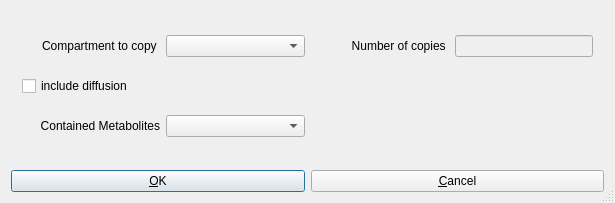
Above: copasi/UI/CQExpandModelData.ui from copasi/COPASI before the change. Below: the same form after it.
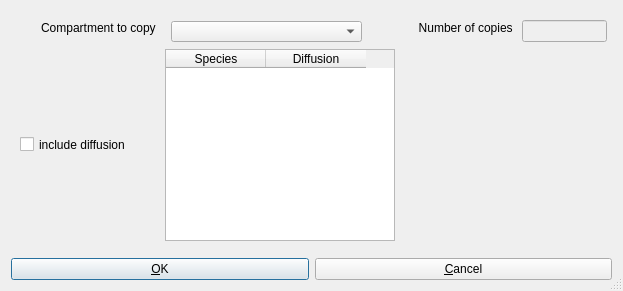
That is the form after the change.

Commit message: diffusion development

Patch:
```diff
--- a/copasi/UI/CQExpandModelData.ui
+++ b/copasi/UI/CQExpandModelData.ui
@@ -20,8 +20,8 @@
    <rect>
     <x>0</x>
     <y>0</y>
-    <width>615</width>
-    <height>203</height>
+    <width>623</width>
+    <height>291</height>
    </rect>
   </property>
   <property name="windowTitle">
@@ -33,9 +33,15 @@
   <layout class="QVBoxLayout">
    <item>
     <widget class="QFrame" name="frame">
-     <layout class="QGridLayout" name="gridLayout">
-      <item row="0" column="0">
        <widget class="QLabel" name="mpLblCompartmentName">
+      <property name="geometry">
+       <rect>
+        <x>9</x>
+        <y>9</y>
+        <width>139</width>
+        <height>16</height>
+       </rect>
+      </property>
         <property name="text">
          <string>Compartment to copy </string>
         </property>
@@ -46,12 +52,25 @@
          <bool>false</bool>
         </property>
        </widget>
-      </item>
-      <item row="0" column="1">
-       <widget class="QComboBox" name="mpBoxCompartmentName"/>
-      </item>
-      <item row="0" column="2">
+     <widget class="QComboBox" name="mpBoxCompartmentName">
+      <property name="geometry">
+       <rect>
+        <x>160</x>
+        <y>10</y>
+        <width>191</width>
+        <height>21</height>
+       </rect>
+      </property>
+     </widget>
        <widget class="QLabel" name="mpLblNumber">
+      <property name="geometry">
+       <rect>
+        <x>391</x>
+        <y>9</y>
+        <width>114</width>
+        <height>16</height>
+       </rect>
+      </property>
         <property name="minimumSize">
          <size>
           <width>0</width>
@@ -68,12 +87,18 @@
          <bool>false</bool>
         </property>
        </widget>
-      </item>
-      <item row="0" column="3">
        <widget class="QLineEdit" name="mpEditNumber">
         <property name="enabled">
          <bool>false</bool>
         </property>
+      <property name="geometry">
+       <rect>
+        <x>511</x>
+        <y>9</y>
+        <width>85</width>
+        <height>22</height>
+       </rect>
+      </property>
         <property name="sizePolicy">
          <sizepolicy hsizetype="Preferred" vsizetype="Fixed">
           <horstretch>0</horstretch>
@@ -81,9 +106,15 @@
          </sizepolicy>
         </property>
        </widget>
-      </item>
-      <item row="1" column="0">
        <widget class="QCheckBox" name="mpCheckDiffusion">
+      <property name="geometry">
+       <rect>
+        <x>9</x>
+        <y>123</y>
+        <width>126</width>
+        <height>21</height>
+       </rect>
+      </property>
         <property name="layoutDirection">
          <enum>Qt::LeftToRight</enum>
         </property>
@@ -91,24 +122,35 @@
          <string>include diffusion</string>
         </property>
        </widget>
-      </item>
-      <item row="2" column="0">
-       <widget class="QLabel" name="mpLblMetaboliteName">
-        <property name="text">
-         <string>Contained Metabolites</string>
-        </property>
-        <property name="alignment">
-         <set>Qt::AlignRight|Qt::AlignTrailing|Qt::AlignVCenter</set>
-        </property>
-        <property name="wordWrap">
+     <widget class="QTableWidget" name="mpSpeciesTable">
+      <property name="geometry">
+       <rect>
+        <x>154</x>
+        <y>38</y>
+        <width>230</width>
+        <height>192</height>
+       </rect>
+      </property>
+      <property name="selectionBehavior">
+       <enum>QAbstractItemView::SelectRows</enum>
+      </property>
+      <property name="showGrid">
          <bool>false</bool>
         </property>
-       </widget>
-      </item>
-      <item row="2" column="1">
-       <widget class="QComboBox" name="mpBoxMetaboliteName"/>
-      </item>
-     </layout>
+      <property name="columnCount">
+       <number>2</number>
+      </property>
+      <column>
+       <property name="text">
+        <string>Species</string>
+       </property>
+      </column>
+      <column>
+       <property name="text">
+        <string>Diffusion</string>
+       </property>
+      </column>
+     </widget>
     </widget>
    </item>
    <item>
```
Left out of the diff: 10 changed lines with no effect on the pictures. Lines whose indentation alone changed are shown as unchanged. The commit also changes 4 other files.
